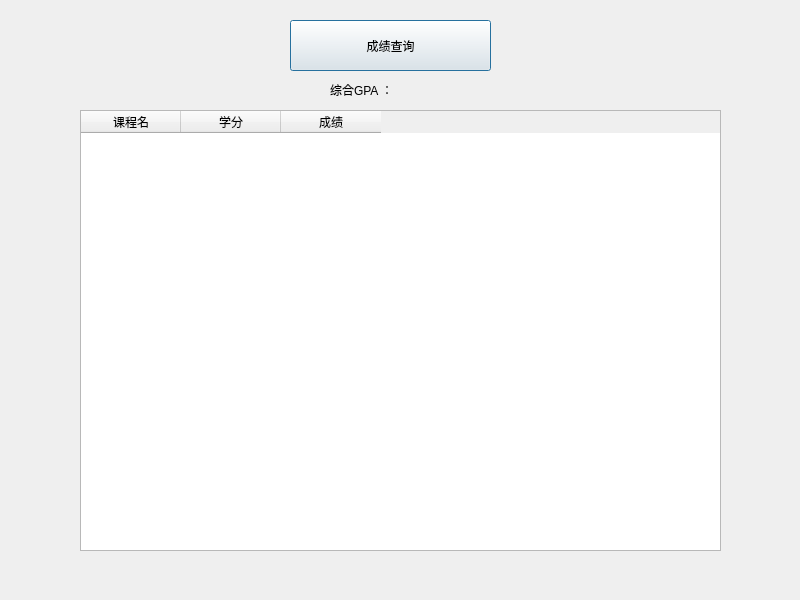
Above: frontend/gradequerypage.ui from 000lbh/PKUHelperAgain before the change. Below: the same form after it.
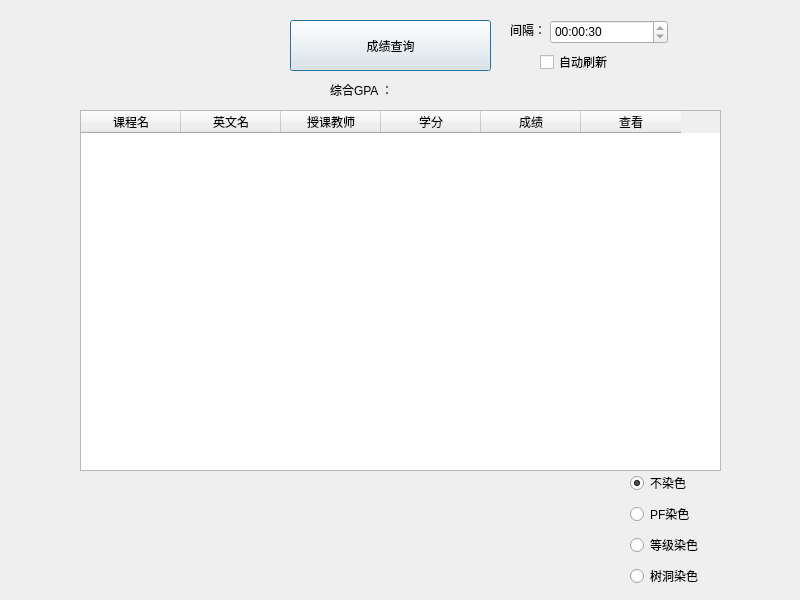
That is the form after the change. Icons and pictures are not drawn.

```diff
--- a/frontend/gradequerypage.ui
+++ b/frontend/gradequerypage.ui
@@ -49,7 +49,7 @@
      <x>80</x>
      <y>110</y>
      <width>641</width>
-     <height>441</height>
+     <height>361</height>
     </rect>
    </property>
    <property name="sizePolicy">
@@ -63,6 +63,16 @@
      <string>课程名</string>
     </property>
    </column>
+   <column>
+    <property name="text">
+     <string>英文名</string>
+    </property>
+   </column>
+   <column>
+    <property name="text">
+     <string>授课教师</string>
+    </property>
+   </column>
    <column>
     <property name="text">
      <string>学分</string>
@@ -73,6 +83,104 @@
      <string>成绩</string>
     </property>
    </column>
+   <column>
+    <property name="text">
+     <string>查看</string>
+    </property>
+   </column>
+  </widget>
+  <widget class="QCheckBox" name="checkBox">
+   <property name="geometry">
+    <rect>
+     <x>540</x>
+     <y>50</y>
+     <width>95</width>
+     <height>24</height>
+    </rect>
+   </property>
+   <property name="text">
+    <string>自动刷新</string>
+   </property>
+  </widget>
+  <widget class="QTimeEdit" name="timeEdit">
+   <property name="geometry">
+    <rect>
+     <x>550</x>
+     <y>20</y>
+     <width>118</width>
+     <height>24</height>
+    </rect>
+   </property>
+   <property name="maximumTime">
+    <time>
+     <hour>1</hour>
+     <minute>0</minute>
+     <second>0</second>
+    </time>
+   </property>
+   <property name="minimumTime">
+    <time>
+     <hour>0</hour>
+     <minute>0</minute>
+     <second>30</second>
+    </time>
+   </property>
+  </widget>
+  <widget class="QLabel" name="label">
+   <property name="geometry">
+    <rect>
+     <x>510</x>
+     <y>20</y>
+     <width>41</width>
+     <height>20</height>
+    </rect>
+   </property>
+   <property name="text">
+    <string>间隔：</string>
+   </property>
+  </widget>
+  <widget class="QWidget" name="">
+   <property name="geometry">
+    <rect>
+     <x>630</x>
+     <y>470</y>
+     <width>86</width>
+     <height>119</height>
+    </rect>
+   </property>
+   <layout class="QVBoxLayout" name="verticalLayout">
+    <item>
+     <widget class="QRadioButton" name="noColorBtn">
+      <property name="text">
+       <string>不染色</string>
+      </property>
+      <property name="checked">
+       <bool>true</bool>
+      </property>
+     </widget>
+    </item>
+    <item>
+     <widget class="QRadioButton" name="pfColorBtn">
+      <property name="text">
+       <string>PF染色</string>
+      </property>
+     </widget>
+    </item>
+    <item>
+     <widget class="QRadioButton" name="lvlColorBtn">
+      <property name="text">
+       <string>等级染色</string>
+      </property>
+     </widget>
+    </item>
+    <item>
+     <widget class="QRadioButton" name="thColorBtn">
+      <property name="text">
+       <string>树洞染色</string>
+      </property>
+     </widget>
+    </item>
+   </layout>
   </widget>
  </widget>
  <resources>
```
Left out of the diff: 9 changed lines with no effect on the pictures.
